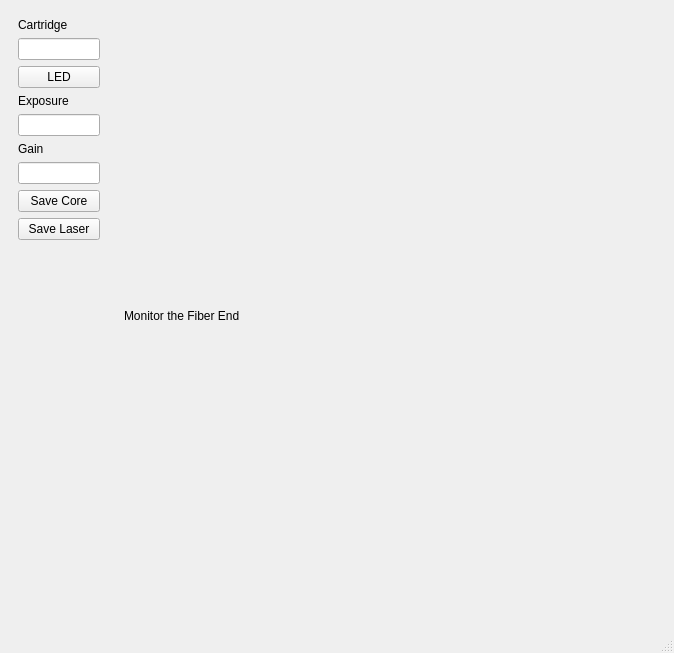
Before: the Qt Designer form calibration/view/GUI/Fiber_End_Window.ui in jmschr/DisperScripts, drawn with Qt 5.
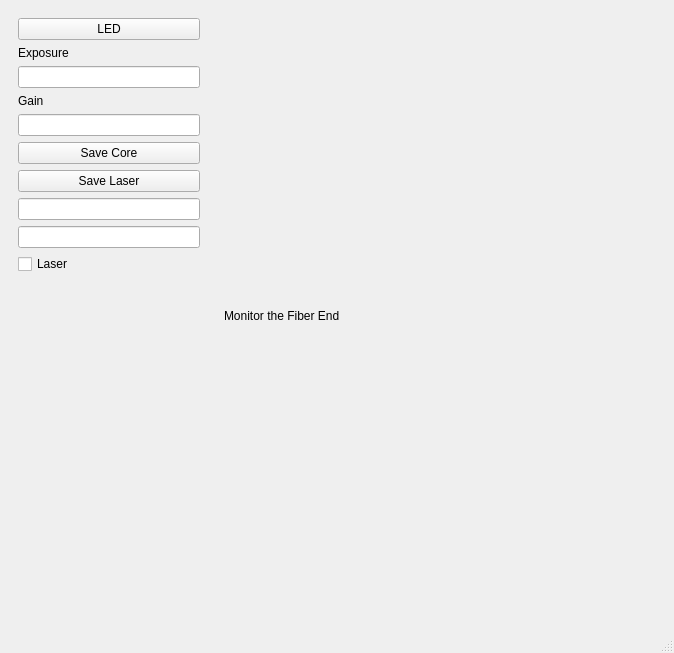
After: the same form once the commit is applied.

Commit message: Added buttons and display lines to calculate center of fiber core and of laser position

What changed in the file:
```diff
--- a/calibration/view/GUI/Fiber_End_Window.ui
+++ b/calibration/view/GUI/Fiber_End_Window.ui
@@ -19,21 +19,11 @@
      <widget class="QWidget" name="widget" native="true">
       <property name="maximumSize">
        <size>
-        <width>100</width>
+        <width>200</width>
         <height>16777215</height>
        </size>
       </property>
       <layout class="QVBoxLayout" name="verticalLayout_3">
-       <item>
-        <widget class="QLabel" name="label_4">
-         <property name="text">
-          <string>Cartridge</string>
-         </property>
-        </widget>
-       </item>
-       <item>
-        <widget class="QLineEdit" name="cartridge_line"/>
-       </item>
        <item>
         <widget class="QPushButton" name="button_fiber_led">
          <property name="text">
@@ -75,6 +65,19 @@
          </property>
         </widget>
        </item>
+       <item>
+        <widget class="QLineEdit" name="fiber_core_position"/>
+       </item>
+       <item>
+        <widget class="QLineEdit" name="laser_center_position"/>
+       </item>
+       <item>
+        <widget class="QCheckBox" name="laser_track">
+         <property name="text">
+          <string>Laser</string>
+         </property>
+        </widget>
+       </item>
        <item>
         <spacer name="verticalSpacer">
          <property name="orientation">
```
The commit also changes 4 other files.
